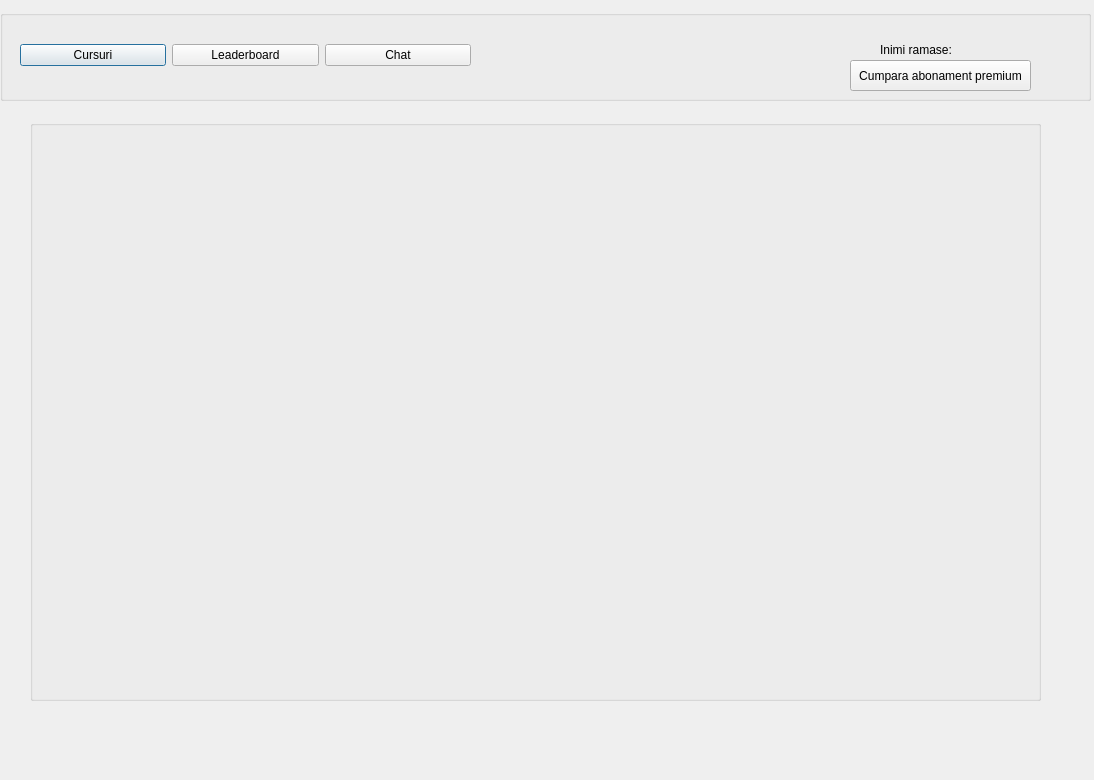
The window that ClientSide/startmenuwindow.ui (VladuceanuTudor/CODE-BUDDY) describes before a commit, drawn with Qt 5.
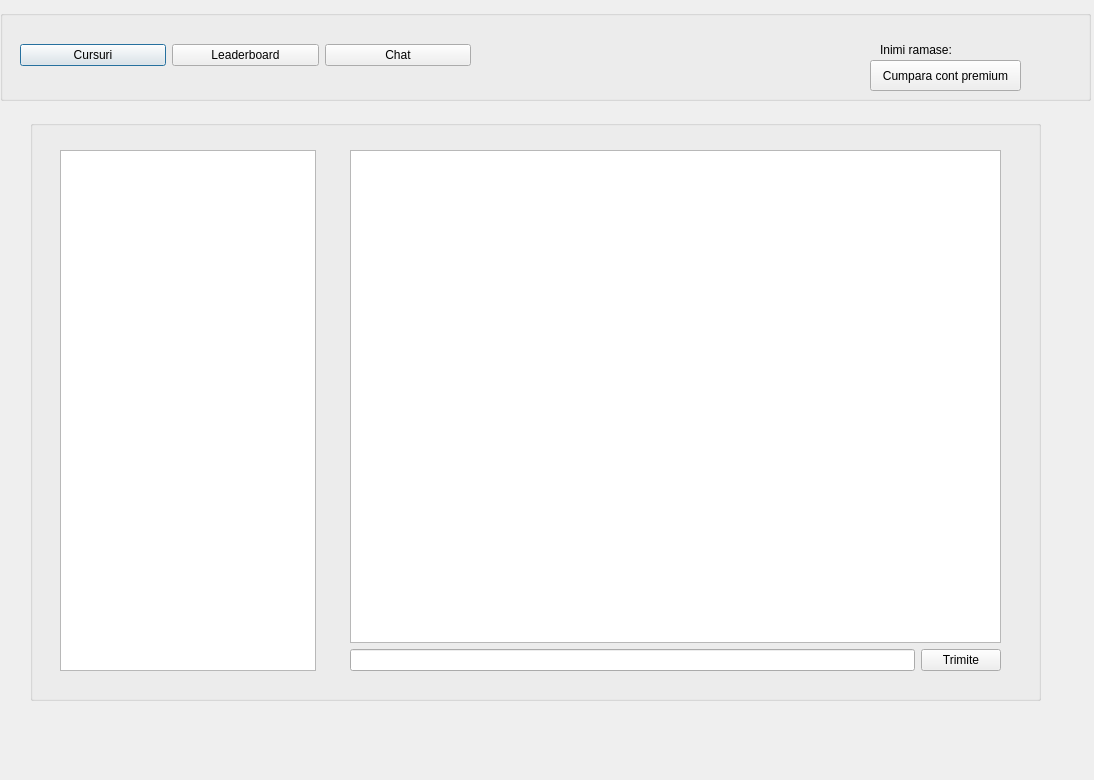
The same window after the commit.

The edit to the form file:
```diff
--- a/ClientSide/startmenuwindow.ui
+++ b/ClientSide/startmenuwindow.ui
@@ -100,9 +100,9 @@
    <widget class="QPushButton" name="pushButton_7">
     <property name="geometry">
      <rect>
-      <x>850</x>
+      <x>870</x>
       <y>50</y>
-      <width>181</width>
+      <width>151</width>
       <height>31</height>
      </rect>
     </property>
@@ -110,7 +110,7 @@
      <string notr="true"/>
     </property>
     <property name="text">
-     <string>Cumpara abonament premium</string>
+     <string>Cumpara cont premium</string>
     </property>
    </widget>
   </widget>
@@ -189,9 +189,60 @@
       </property>
      </widget>
     </widget>
-    <widget class="QWidget" name="ChatPage"/>
+    <widget class="QWidget" name="ChatPage">
+     <widget class="QListWidget" name="listWidget">
+      <property name="geometry">
+       <rect>
+        <x>20</x>
+        <y>20</y>
+        <width>256</width>
+        <height>521</height>
+       </rect>
+      </property>
+     </widget>
+     <widget class="QWidget" name="">
+      <property name="geometry">
+       <rect>
+        <x>310</x>
+        <y>20</y>
+        <width>651</width>
+        <height>521</height>
+       </rect>
+      </property>
+      <layout class="QVBoxLayout" name="verticalLayout">
+       <item>
+        <widget class="QTextEdit" name="textEdit"/>
+       </item>
+       <item>
+        <layout class="QHBoxLayout" name="horizontalLayout_3">
+         <item>
+          <widget class="QLineEdit" name="lineEdit"/>
+         </item>
+         <item>
+          <widget class="QPushButton" name="pushButton_8">
+           <property name="text">
+            <string>Trimite</string>
+           </property>
+          </widget>
+         </item>
+        </layout>
+       </item>
+      </layout>
+     </widget>
+    </widget>
    </widget>
   </widget>
+  <widget class="QWidget" name="">
+   <property name="geometry">
+    <rect>
+     <x>0</x>
+     <y>0</y>
+     <width>2</width>
+     <height>2</height>
+    </rect>
+   </property>
+   <layout class="QHBoxLayout" name="horizontalLayout_4"/>
+  </widget>
  </widget>
  <resources/>
  <connections/>
```
